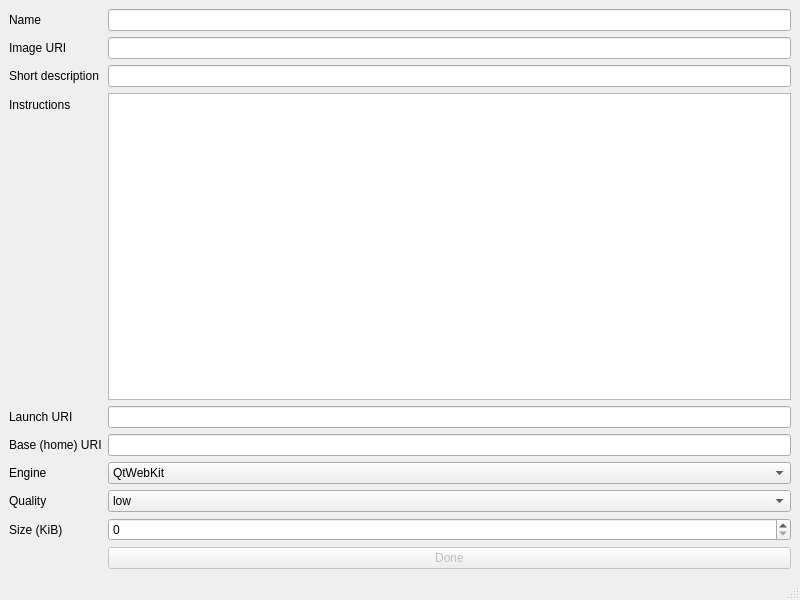
The window that flashlauncher/addgame.ui (achipa/maemo-flash-launcher) describes before a commit, drawn with Qt 5.
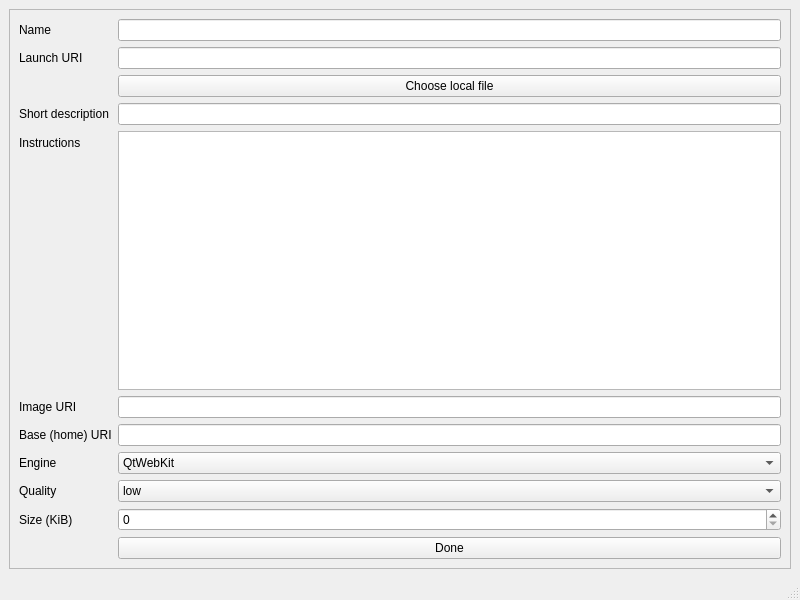
The same window after the commit.

Commit message: 0.2 version lot's of gui polish addgame works, plus file input delete local games hide/show entries (flaky still) clipboard/email sending of configs tip fixes

Diff of the .ui file:
```diff
--- a/flashlauncher/addgame.ui
+++ b/flashlauncher/addgame.ui
@@ -14,6 +14,21 @@
    <string>MainWindow</string>
   </property>
   <widget class="QWidget" name="centralwidget">
+   <layout class="QVBoxLayout" name="verticalLayout">
+    <item>
+     <widget class="QScrollArea" name="scrollArea">
+      <property name="widgetResizable">
+       <bool>true</bool>
+      </property>
+      <widget class="QWidget" name="scrollAreaWidgetContents">
+       <property name="geometry">
+        <rect>
+         <x>0</x>
+         <y>0</y>
+         <width>786</width>
+         <height>548</height>
+        </rect>
+       </property>
    <layout class="QFormLayout" name="formLayout">
     <item row="0" column="0">
      <widget class="QLabel" name="label">
@@ -26,49 +41,39 @@
      <widget class="QLineEdit" name="lineEdit"/>
     </item>
     <item row="1" column="0">
-     <widget class="QLabel" name="label_9">
+         <widget class="QLabel" name="label_4">
       <property name="text">
-       <string>Image URI</string>
+           <string>Launch URI</string>
       </property>
      </widget>
     </item>
     <item row="1" column="1">
-     <widget class="QLineEdit" name="lineEdit_5"/>
-    </item>
-    <item row="2" column="0">
+         <widget class="QLineEdit" name="swfE"/>
+        </item>
+        <item row="3" column="0">
      <widget class="QLabel" name="label_2">
       <property name="text">
        <string>Short description</string>
       </property>
      </widget>
     </item>
-    <item row="2" column="1">
-     <widget class="QLineEdit" name="lineEdit_2"/>
-    </item>
-    <item row="3" column="0">
-     <widget class="QLabel" name="label_3">
-      <property name="text">
-       <string>Instructions</string>
-      </property>
-     </widget>
-    </item>
     <item row="3" column="1">
-     <widget class="QTextEdit" name="textEdit_2"/>
+         <widget class="QLineEdit" name="descE"/>
     </item>
     <item row="4" column="0">
-     <widget class="QLabel" name="label_4">
+         <widget class="QLabel" name="label_3">
       <property name="text">
-       <string>Launch URI</string>
+           <string>Instructions</string>
       </property>
      </widget>
     </item>
     <item row="4" column="1">
-     <widget class="QLineEdit" name="lineEdit_3"/>
+         <widget class="QTextEdit" name="instrE"/>
     </item>
     <item row="5" column="0">
-     <widget class="QLabel" name="label_5">
+         <widget class="QLabel" name="label_9">
       <property name="text">
-       <string>Base (home) URI</string>
+           <string>Image URI</string>
       </property>
      </widget>
     </item>
@@ -76,14 +81,24 @@
      <widget class="QLineEdit" name="lineEdit_4"/>
     </item>
     <item row="6" column="0">
+         <widget class="QLabel" name="label_5">
+          <property name="text">
+           <string>Base (home) URI</string>
+          </property>
+         </widget>
+        </item>
+        <item row="6" column="1">
+         <widget class="QLineEdit" name="baseE"/>
+        </item>
+        <item row="7" column="0">
      <widget class="QLabel" name="label_6">
       <property name="text">
        <string>Engine</string>
       </property>
      </widget>
     </item>
-    <item row="6" column="1">
-     <widget class="QComboBox" name="engine">
+        <item row="7" column="1">
+         <widget class="QComboBox" name="engineCB">
       <item>
        <property name="text">
         <string>QtWebKit</string>
@@ -111,15 +126,15 @@
       </item>
      </widget>
     </item>
-    <item row="7" column="0">
+        <item row="8" column="0">
      <widget class="QLabel" name="label_7">
       <property name="text">
        <string>Quality</string>
       </property>
      </widget>
     </item>
-    <item row="7" column="1">
-     <widget class="QComboBox" name="comboBox">
+        <item row="8" column="1">
+         <widget class="QComboBox" name="qualityCB">
       <property name="currentIndex">
        <number>2</number>
       </property>
@@ -140,24 +155,32 @@
       </item>
      </widget>
     </item>
-    <item row="8" column="0">
+        <item row="9" column="0">
      <widget class="QLabel" name="label_8">
       <property name="text">
        <string>Size (KiB)</string>
       </property>
      </widget>
     </item>
-    <item row="8" column="1">
-     <widget class="QSpinBox" name="spinBox"/>
-    </item>
     <item row="9" column="1">
-     <widget class="QPushButton" name="pushButton">
-      <property name="enabled">
-       <bool>false</bool>
-      </property>
+         <widget class="QSpinBox" name="sizeSB"/>
+        </item>
+        <item row="10" column="1">
+         <widget class="QPushButton" name="okB">
       <property name="text">
        <string>Done</string>
       </property>
+         </widget>
+        </item>
+        <item row="2" column="1">
+         <widget class="QPushButton" name="fileB">
+          <property name="text">
+           <string>Choose local file</string>
+          </property>
+         </widget>
+        </item>
+       </layout>
+      </widget>
      </widget>
     </item>
    </layout>
```
Left out of the diff: 6 changed lines with no effect on the pictures. Lines whose indentation alone changed are shown as unchanged. The commit also changes 12 other files.
